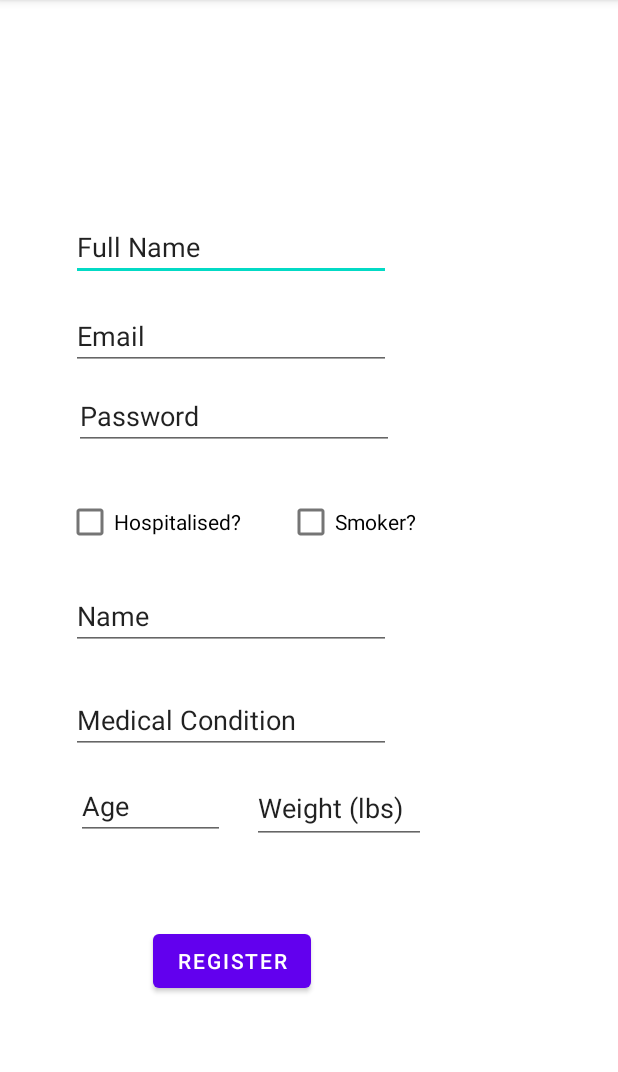
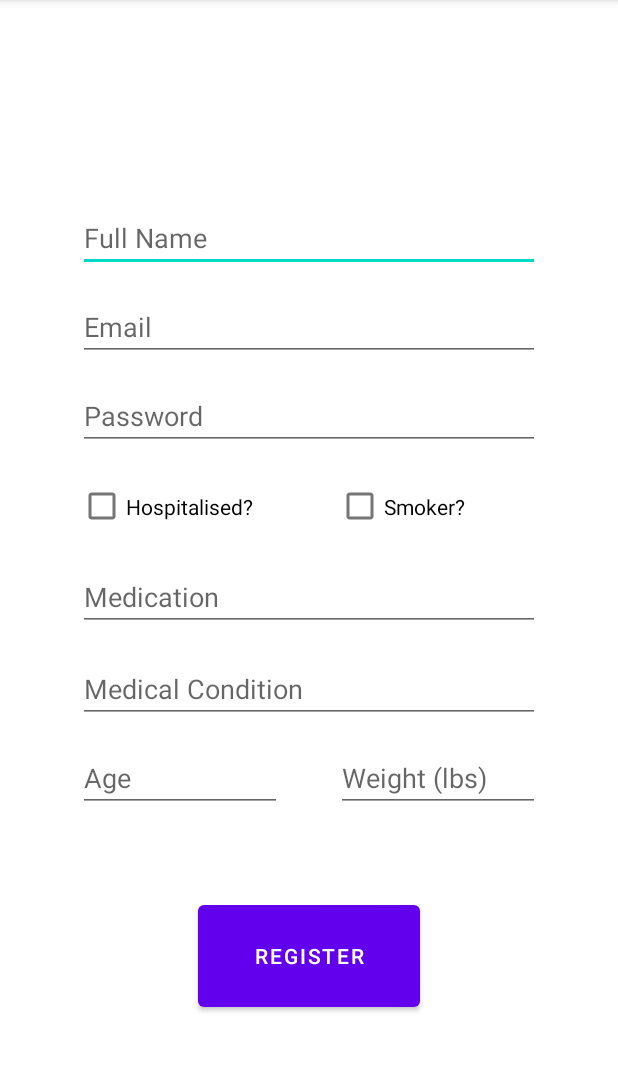
Before and after one commit to dvndmy/6110Comp_Covid19App, an Android app: the Registration screen opened directly, with no data from a screen before it, on a phone screen of 412 x 824 dp, the part 84-1156 px from its top. Run offline under Robolectric (Android 15) with nearby library versions, the phone set to English and light mode, and no system bars.

Commit message:
Some simple changes to layout on the login and registration pages. (Also just checking that my github stuff is working now)

```diff
--- a/app/src/main/res/layout/activity_registration.xml
+++ b/app/src/main/res/layout/activity_registration.xml
@@ -8,139 +8,143 @@
 
     <EditText
         android:id="@+id/et_fullname"
-        android:layout_width="wrap_content"
-        android:layout_height="wrap_content"
+        android:layout_width="308dp"
+        android:layout_height="43dp"
+        android:layout_marginBottom="16dp"
         android:ems="10"
-        android:hint="Fame"
+        android:hint="@string/full_name"
         android:inputType="textPersonName"
-        android:text="Full Name"
         app:layout_constraintBottom_toTopOf="@+id/et_email"
         app:layout_constraintEnd_toEndOf="parent"
-        app:layout_constraintHorizontal_bias="0.238"
+        app:layout_constraintHorizontal_bias="0.502"
         app:layout_constraintStart_toStartOf="parent"
         app:layout_constraintTop_toTopOf="parent"
-        app:layout_constraintVertical_bias="0.912" />
+        app:layout_constraintVertical_bias="1.0"
+        android:autofillHints="@string/full_name" />
 
     <CheckBox
         android:id="@+id/cb_smoker"
-        android:layout_width="wrap_content"
-        android:layout_height="wrap_content"
-        android:layout_marginTop="24dp"
-        android:hint="Smoker"
-        android:text="Smoker?"
+        android:layout_width="136dp"
+        android:layout_height="43dp"
+        android:layout_marginTop="16dp"
+        android:layout_marginEnd="@dimen/activity_horizontal_margin"
+        android:hint="@string/smoker"
+        android:text="@string/smokerqu"
         app:layout_constraintEnd_toEndOf="parent"
-        app:layout_constraintHorizontal_bias="0.184"
+        app:layout_constraintHorizontal_bias="0.5"
         app:layout_constraintStart_toEndOf="@+id/cb_hospitalised"
         app:layout_constraintTop_toBottomOf="@+id/et_password" />
 
     <CheckBox
         android:id="@+id/cb_hospitalised"
-        android:layout_width="wrap_content"
-        android:layout_height="wrap_content"
-        android:layout_marginStart="44dp"
-        android:layout_marginTop="24dp"
-        android:hint="Hospitalised"
-        android:text="Hospitalised?"
+        android:layout_width="136dp"
+        android:layout_height="43dp"
+        android:layout_marginStart="@dimen/activity_horizontal_margin"
+        android:layout_marginTop="16dp"
+        android:hint="@string/hospitalised"
+        android:text="@string/hospitalisedqu"
+        app:layout_constraintEnd_toStartOf="@+id/cb_smoker"
         app:layout_constraintStart_toStartOf="parent"
         app:layout_constraintTop_toBottomOf="@+id/et_password" />
 
     <EditText
         android:id="@+id/et_password"
-        android:layout_width="wrap_content"
-        android:layout_height="wrap_content"
+        android:layout_width="308dp"
+        android:layout_height="43dp"
         android:layout_marginBottom="468dp"
         android:ems="10"
-        android:hint="Password"
-        android:inputType="textPersonName"
-        android:text="Password"
+        android:hint="@string/password"
+        android:inputType="textPassword"
         app:layout_constraintBottom_toBottomOf="parent"
         app:layout_constraintEnd_toEndOf="parent"
-        app:layout_constraintHorizontal_bias="0.248"
-        app:layout_constraintStart_toStartOf="parent" />
+        app:layout_constraintHorizontal_bias="0.5"
+        app:layout_constraintStart_toStartOf="parent"
+        android:autofillHints="@string/password" />
 
     <Button
         android:id="@+id/btn_register"
-        android:layout_width="wrap_content"
-        android:layout_height="wrap_content"
+        android:layout_width="148dp"
+        android:layout_height="80dp"
         android:layout_marginTop="48dp"
-        android:hint="Register"
+        android:hint="@string/register"
         android:onClick="OnReg"
-        android:text="Register"
+        android:text="@string/register"
         app:layout_constraintBottom_toBottomOf="parent"
         app:layout_constraintEnd_toEndOf="parent"
-        app:layout_constraintHorizontal_bias="0.333"
+        app:layout_constraintHorizontal_bias="0.5"
         app:layout_constraintStart_toStartOf="parent"
         app:layout_constraintTop_toBottomOf="@+id/et_age"
         app:layout_constraintVertical_bias="0.078" />
 
     <EditText
         android:id="@+id/et_medicalcondition"
-        android:layout_width="wrap_content"
+        android:layout_width="308dp"
         android:layout_height="wrap_content"
-        android:layout_marginTop="24dp"
+        android:layout_marginTop="16dp"
         android:ems="10"
-        android:hint="Medical Condition"
+        android:hint="@string/medical_condition"
         android:inputType="textPersonName"
-        android:text="Medical Condition"
         app:layout_constraintEnd_toEndOf="parent"
-        app:layout_constraintHorizontal_bias="0.238"
+        app:layout_constraintHorizontal_bias="0.5"
         app:layout_constraintStart_toStartOf="parent"
-        app:layout_constraintTop_toBottomOf="@+id/et_medication" />
+        app:layout_constraintTop_toBottomOf="@+id/et_medication"
+        android:autofillHints="@string/medical_condition" />
 
     <EditText
         android:id="@+id/et_medication"
-        android:layout_width="wrap_content"
+        android:layout_width="308dp"
         android:layout_height="wrap_content"
         android:layout_marginTop="16dp"
         android:ems="10"
-        android:hint="Medication"
+        android:hint="@string/medication"
         android:inputType="textPersonName"
-        android:text="Name"
         app:layout_constraintEnd_toEndOf="parent"
-        app:layout_constraintHorizontal_bias="0.238"
         app:layout_constraintStart_toStartOf="parent"
         app:layout_constraintTop_toBottomOf="@+id/cb_hospitalised"
-        tools:text="Medication" />
+        android:importantForAutofill="no" />
 
     <EditText
         android:id="@+id/et_age"
-        android:layout_width="99dp"
-        android:layout_height="45dp"
-        android:layout_marginTop="12dp"
+        android:layout_width="136dp"
+        android:layout_height="43dp"
+        android:layout_marginStart="16dp"
+        android:layout_marginTop="16dp"
         android:ems="10"
-        android:hint="Age"
+        android:hint="@string/age"
         android:inputType="textPersonName"
-        android:text="Age"
         app:layout_constraintEnd_toStartOf="@+id/et_weight"
-        app:layout_constraintHorizontal_bias="0.735"
+        app:layout_constraintHorizontal_bias="0.5"
         app:layout_constraintStart_toStartOf="parent"
-        app:layout_constraintTop_toBottomOf="@+id/et_medicalcondition" />
+        app:layout_constraintTop_toBottomOf="@+id/et_medicalcondition"
+        android:autofillHints="@string/age" />
 
     <EditText
         android:id="@+id/et_weight"
-        android:layout_width="116dp"
-        android:layout_height="48dp"
-        android:layout_marginTop="12dp"
-        android:layout_marginEnd="128dp"
+        android:layout_width="136dp"
+        android:layout_height="43dp"
+        android:layout_marginTop="16dp"
+        android:layout_marginEnd="16dp"
         android:ems="10"
-        android:hint="Weight"
-        android:inputType="textPersonName"
-        android:text="Weight (lbs)"
+        android:hint="@string/weight_lbs"
+        android:inputType="numberDecimal"
         app:layout_constraintEnd_toEndOf="parent"
-        app:layout_constraintTop_toBottomOf="@+id/et_medicalcondition" />
+        app:layout_constraintHorizontal_bias="0.5"
+        app:layout_constraintStart_toEndOf="@+id/et_age"
+        app:layout_constraintTop_toBottomOf="@+id/et_medicalcondition"
+        android:importantForAutofill="no" />
 
     <EditText
         android:id="@+id/et_email"
-        android:layout_width="wrap_content"
-        android:layout_height="wrap_content"
-        android:layout_marginBottom="8dp"
+        android:layout_width="308dp"
+        android:layout_height="43dp"
+        android:layout_marginBottom="16dp"
         android:ems="10"
-        android:hint="Email"
-        android:inputType="textPersonName"
-        android:text="Email"
+        android:hint="@string/email"
+        android:inputType="textEmailAddress"
         app:layout_constraintBottom_toTopOf="@+id/et_password"
         app:layout_constraintEnd_toEndOf="parent"
-        app:layout_constraintHorizontal_bias="0.238"
-        app:layout_constraintStart_toStartOf="parent" />
+        app:layout_constraintHorizontal_bias="0.497"
+        app:layout_constraintStart_toStartOf="parent"
+        android:autofillHints="@string/email" />
 
 </androidx.constraintlayout.widget.ConstraintLayout>
--- a/app/src/main/res/values/strings.xml
+++ b/app/src/main/res/values/strings.xml
@@ -1,3 +1,20 @@
 <resources>
     <string name="app_name">Covid19App</string>
+    <string name="full_name">Full Name</string>
+    <string name="smoker">Smoker</string>
+    <string name="smokerqu">Smoker?</string>
+    <string name="hospitalised">Hospitalised</string>
+    <string name="hospitalisedqu">Hospitalised?</string>
+    <string name="password">Password</string>
+    <string name="register">Register</string>
+    <string name="medical_condition">Medical Condition</string>
+    <string name="medication">Medication</string>
+    <string name="age">Age</string>
+    <string name="weight_lbs">Weight (lbs)</string>
+    <string name="email">Email</string>
+    <string name="enter_your_username_here">Enter Your Username here</string>
+    <string name="login">Login</string>
+    <string name="username">Username:</string>
+    <string name="enter_your_password_here">Enter Your Password here</string>
+    <string name="passwordlabel">Password:</string>
 </resources>
```
Also changed, not shown: app/src/main/res/layout/activity_main.xml (+52 -19 lines).
